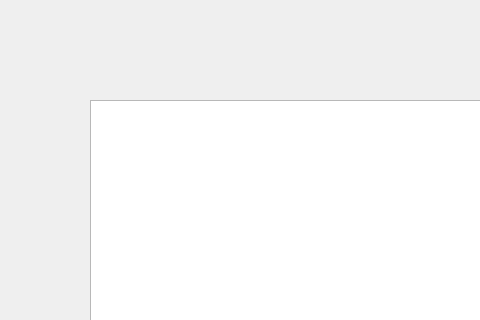
This is qt/app/mainwindow.ui in kboniadi/European-Vacation-App as Qt 5 draws it before an edit; both pictures show x 360 to 840 and y 0 to 320 of the 1200 by 800 pixel window. The edited form follows.
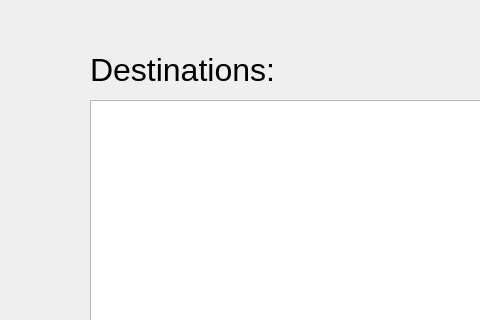
This is the edited form. The open tabs and pages were chosen to show the change.

Commit message: added title to custom table

```diff
--- a/qt/app/mainwindow.ui
+++ b/qt/app/mainwindow.ui
@@ -510,6 +510,33 @@
        </item>
       </layout>
      </widget>
+     <widget class="QLabel" name="label_paris_header_2">
+      <property name="geometry">
+       <rect>
+        <x>450</x>
+        <y>50</y>
+        <width>300</width>
+        <height>40</height>
+       </rect>
+      </property>
+      <property name="baseSize">
+       <size>
+        <width>0</width>
+        <height>0</height>
+       </size>
+      </property>
+      <property name="font">
+       <font>
+        <pointsize>24</pointsize>
+       </font>
+      </property>
+      <property name="text">
+       <string>Destinations:</string>
+      </property>
+      <property name="textFormat">
+       <enum>Qt::PlainText</enum>
+      </property>
+     </widget>
     </widget>
     <widget class="QWidget" name="page_purchase">
      <widget class="QLabel" name="label_purchase_title">
```
Left out of the diff: 2 changed lines with no effect on the pictures.
